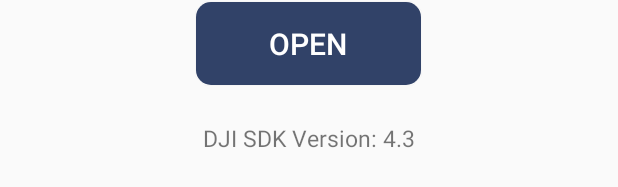
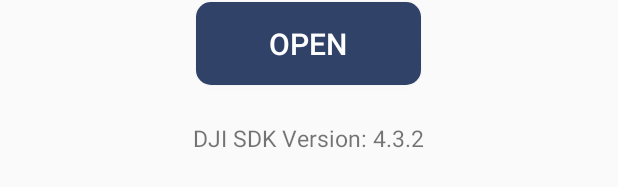
Before and after one commit to DJI-Mobile-SDK-Tutorials/Android-GEODemo, an Android app: the layout activity_connection.xml on its own in the app's theme, with its tools: preview values and no code run, on a phone screen of 412 x 824 dp. Shown: the part 523-710 px from the top of the screen. Run offline under Robolectric (Android 15) with nearby library versions, the phone set to English and light mode, and no system bars.

Commit message:
update sample to Android SDK 4.3.2.

```diff
--- a/GEODemo/app/build.gradle
+++ b/GEODemo/app/build.gradle
@@ -41,5 +41,5 @@ dependencies {
     compile 'com.google.android.gms:play-services-ads:9.2.0'
     compile 'com.google.android.gms:play-services-auth:9.2.0'
     compile 'com.google.android.gms:play-services-gcm:9.2.0'
-    compile 'com.dji:dji-sdk:4.3.0'
+    compile 'com.dji:dji-sdk:4.3.2'
 }
--- a/GEODemo/app/src/main/res/values/strings.xml
+++ b/GEODemo/app/src/main/res/values/strings.xml
@@ -8,7 +8,7 @@
     <string name="disconnected">Disconnected</string>
     <string name="product_information">Product Information</string>
     <string name="connection_loose">Status: No Product Connected</string>
-    <string name="sdk_version">DJI SDK Version: 4.3</string>
+    <string name="sdk_version">DJI SDK Version: 4.3.2</string>
 
     <!-- GEO with map testing activity-->
     <string name="title_activity_geo_with_map_testing">GeoWithMapTestingActivity</string>
```
Also changed, not shown: 1 other file.
